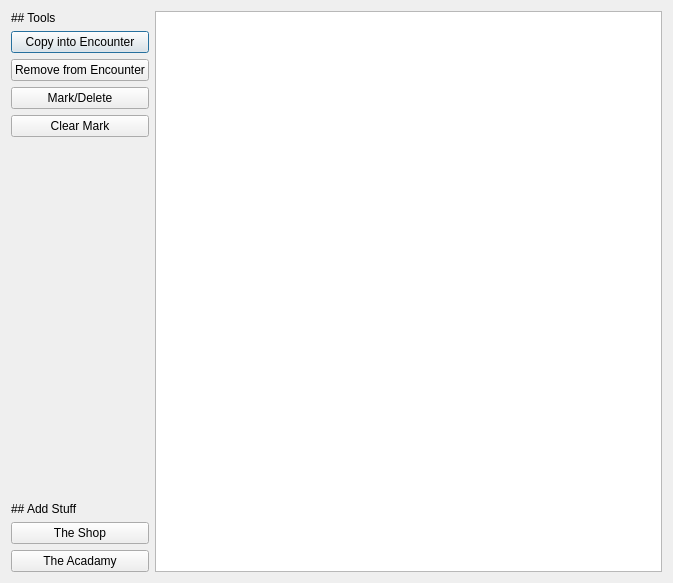
Old version of the form ui_files/Vault_Dialog.ui in the repository nogasgofast/Adventure_Wrench.
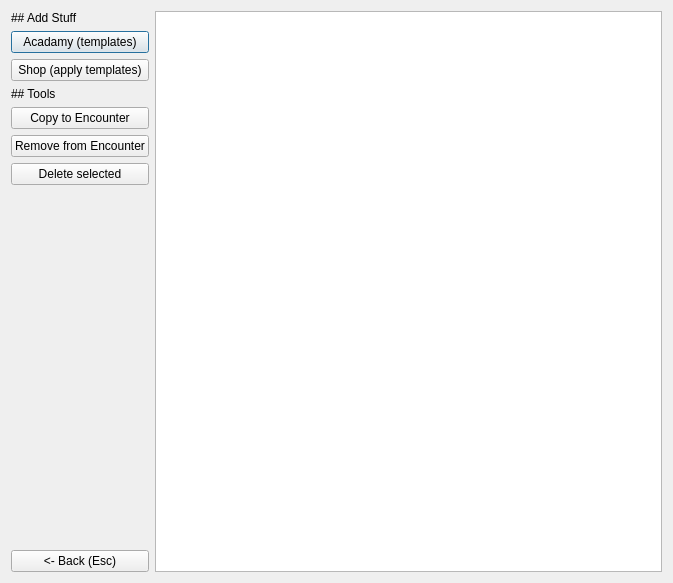
New version of the form.

What changed in the file:
```diff
--- a/ui_files/Vault_Dialog.ui
+++ b/ui_files/Vault_Dialog.ui
@@ -24,6 +24,39 @@
        <property name="leftMargin">
         <number>0</number>
        </property>
+       <item>
+        <widget class="QLabel" name="label_2">
+         <property name="text">
+          <string>## Add Stuff</string>
+         </property>
+         <property name="textFormat">
+          <enum>Qt::MarkdownText</enum>
+         </property>
+         <property name="alignment">
+          <set>Qt::AlignLeading|Qt::AlignLeft|Qt::AlignVCenter</set>
+         </property>
+        </widget>
+       </item>
+       <item>
+        <widget class="QPushButton" name="pushButton_acadamy">
+         <property name="toolTip">
+          <string>add/edit templates usable in the shop.</string>
+         </property>
+         <property name="text">
+          <string>Acadamy (templates)</string>
+         </property>
+        </widget>
+       </item>
+       <item>
+        <widget class="QPushButton" name="pushButton_the_shop">
+         <property name="toolTip">
+          <string>Add something new to the vault using templates.</string>
+         </property>
+         <property name="text">
+          <string>Shop (apply templates)</string>
+         </property>
+        </widget>
+       </item>
        <item>
         <widget class="QLabel" name="label">
          <property name="text">
@@ -43,7 +76,7 @@
           <string>Add Selected Items to Current Encounter</string>
          </property>
          <property name="text">
-          <string>Copy into Encounter</string>
+          <string>Copy to Encounter</string>
          </property>
         </widget>
        </item>
@@ -63,14 +96,7 @@
           <string>Remove selected from current Encounter as well as DM Vault.</string>
          </property>
          <property name="text">
-          <string>Mark/Delete</string>
-         </property>
-        </widget>
-       </item>
-       <item>
-        <widget class="QPushButton" name="pushButton_clear_delete">
-         <property name="text">
-          <string>Clear Mark</string>
+          <string>Delete selected</string>
          </property>
         </widget>
        </item>
@@ -88,35 +114,9 @@
         </spacer>
        </item>
        <item>
-        <widget class="QLabel" name="label_2">
+        <widget class="QPushButton" name="pushButton">
          <property name="text">
-          <string>## Add Stuff</string>
-         </property>
-         <property name="textFormat">
-          <enum>Qt::MarkdownText</enum>
-         </property>
-         <property name="alignment">
-          <set>Qt::AlignLeading|Qt::AlignLeft|Qt::AlignVCenter</set>
-         </property>
-        </widget>
-       </item>
-       <item>
-        <widget class="QPushButton" name="pushButton_the_shop">
-         <property name="toolTip">
-          <string>Add something new to the vault using templates.</string>
-         </property>
-         <property name="text">
-          <string>The Shop</string>
-         </property>
-        </widget>
-       </item>
-       <item>
-        <widget class="QPushButton" name="pushButton_acadamy">
-         <property name="toolTip">
-          <string>add/edit templates usable in the shop.</string>
-         </property>
-         <property name="text">
-          <string>The Acadamy</string>
+          <string>&lt;- Back (Esc)</string>
          </property>
         </widget>
        </item>
```
